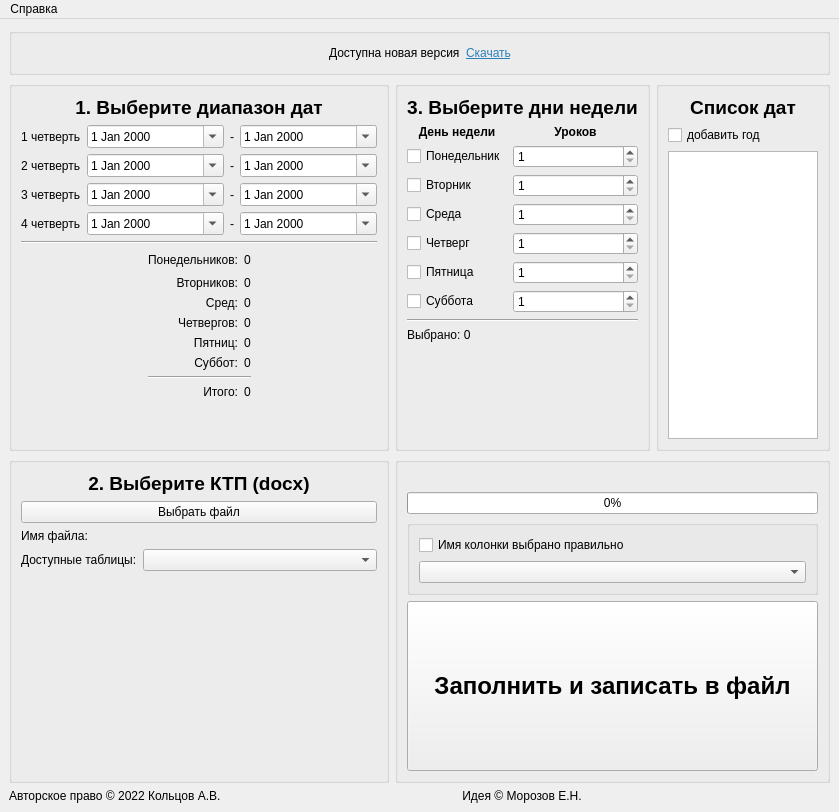
Qt form main.ui (RingOV/auto-fill-KTP) before a commit.
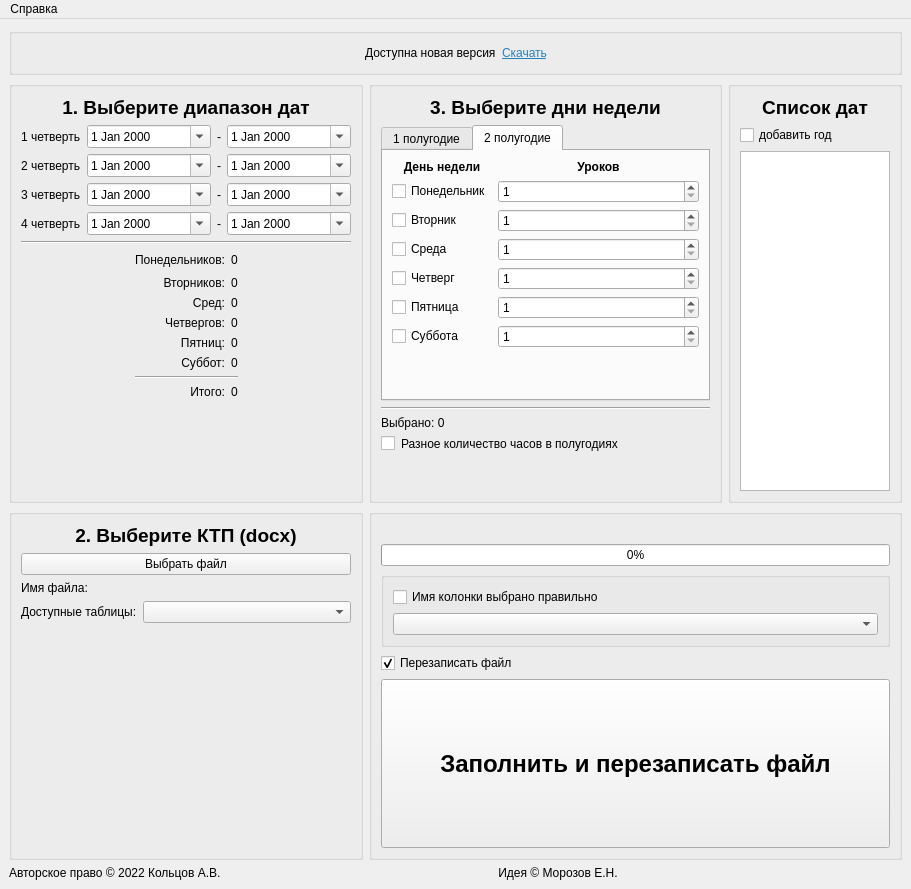
The same form after that commit. The open tabs and pages were chosen to show the change.

The edit to the form file:
```diff
--- a/main.ui
+++ b/main.ui
@@ -6,8 +6,8 @@
    <rect>
     <x>0</x>
     <y>0</y>
-    <width>839</width>
-    <height>812</height>
+    <width>911</width>
+    <height>889</height>
    </rect>
   </property>
   <property name="sizePolicy">
@@ -678,6 +678,22 @@
         </widget>
        </item>
        <item>
+        <widget class="QTabWidget" name="tabWidget">
+         <property name="enabled">
+          <bool>true</bool>
+         </property>
+         <property name="currentIndex">
+          <number>0</number>
+         </property>
+         <property name="tabBarAutoHide">
+          <bool>true</bool>
+         </property>
+         <widget class="QWidget" name="tab">
+          <attribute name="title">
+           <string>1 полугодие</string>
+          </attribute>
+          <layout class="QVBoxLayout" name="verticalLayout_7">
+           <item>
         <layout class="QGridLayout" name="gridLayout_3">
          <item row="4" column="0">
           <widget class="QCheckBox" name="checkBoxWeek3">
@@ -822,6 +838,193 @@
         </layout>
        </item>
        <item>
+            <spacer name="verticalSpacer_4">
+             <property name="orientation">
+              <enum>Qt::Vertical</enum>
+             </property>
+             <property name="sizeType">
+              <enum>QSizePolicy::Expanding</enum>
+             </property>
+             <property name="sizeHint" stdset="0">
+              <size>
+               <width>20</width>
+               <height>40</height>
+              </size>
+             </property>
+            </spacer>
+           </item>
+          </layout>
+         </widget>
+         <widget class="QWidget" name="tab_2">
+          <property name="enabled">
+           <bool>true</bool>
+          </property>
+          <attribute name="title">
+           <string>2 полугодие</string>
+          </attribute>
+          <layout class="QVBoxLayout" name="verticalLayout_8">
+           <item>
+            <layout class="QGridLayout" name="gridLayout_6">
+             <item row="4" column="0">
+              <widget class="QCheckBox" name="checkBoxWeek3_2">
+               <property name="text">
+                <string>Четверг</string>
+               </property>
+              </widget>
+             </item>
+             <item row="4" column="1">
+              <widget class="QSpinBox" name="spinBoxWeek3_2">
+               <property name="minimum">
+                <number>1</number>
+               </property>
+               <property name="maximum">
+                <number>2</number>
+               </property>
+              </widget>
+             </item>
+             <item row="3" column="0">
+              <widget class="QCheckBox" name="checkBoxWeek2_2">
+               <property name="text">
+                <string>Среда</string>
+               </property>
+              </widget>
+             </item>
+             <item row="5" column="1">
+              <widget class="QSpinBox" name="spinBoxWeek4_2">
+               <property name="minimum">
+                <number>1</number>
+               </property>
+               <property name="maximum">
+                <number>2</number>
+               </property>
+              </widget>
+             </item>
+             <item row="2" column="0">
+              <widget class="QCheckBox" name="checkBoxWeek1_2">
+               <property name="text">
+                <string>Вторник</string>
+               </property>
+              </widget>
+             </item>
+             <item row="3" column="1">
+              <widget class="QSpinBox" name="spinBoxWeek2_2">
+               <property name="minimum">
+                <number>1</number>
+               </property>
+               <property name="maximum">
+                <number>2</number>
+               </property>
+              </widget>
+             </item>
+             <item row="6" column="1">
+              <widget class="QSpinBox" name="spinBoxWeek5_2">
+               <property name="minimum">
+                <number>1</number>
+               </property>
+               <property name="maximum">
+                <number>2</number>
+               </property>
+              </widget>
+             </item>
+             <item row="2" column="1">
+              <widget class="QSpinBox" name="spinBoxWeek1_2">
+               <property name="minimum">
+                <number>1</number>
+               </property>
+               <property name="maximum">
+                <number>2</number>
+               </property>
+              </widget>
+             </item>
+             <item row="5" column="0">
+              <widget class="QCheckBox" name="checkBoxWeek4_2">
+               <property name="text">
+                <string>Пятница</string>
+               </property>
+              </widget>
+             </item>
+             <item row="0" column="1">
+              <widget class="QLabel" name="label_16">
+               <property name="font">
+                <font>
+                 <weight>75</weight>
+                 <bold>true</bold>
+                </font>
+               </property>
+               <property name="text">
+                <string>Уроков</string>
+               </property>
+               <property name="alignment">
+                <set>Qt::AlignCenter</set>
+               </property>
+              </widget>
+             </item>
+             <item row="0" column="0">
+              <widget class="QLabel" name="label_17">
+               <property name="font">
+                <font>
+                 <weight>75</weight>
+                 <bold>true</bold>
+                </font>
+               </property>
+               <property name="text">
+                <string>День недели</string>
+               </property>
+               <property name="alignment">
+                <set>Qt::AlignCenter</set>
+               </property>
+              </widget>
+             </item>
+             <item row="6" column="0">
+              <widget class="QCheckBox" name="checkBoxWeek5_2">
+               <property name="text">
+                <string>Суббота</string>
+               </property>
+              </widget>
+             </item>
+             <item row="1" column="1">
+              <widget class="QSpinBox" name="spinBoxWeek0_2">
+               <property name="minimum">
+                <number>1</number>
+               </property>
+               <property name="maximum">
+                <number>2</number>
+               </property>
+              </widget>
+             </item>
+             <item row="1" column="0">
+              <widget class="QCheckBox" name="checkBoxWeek0_2">
+               <property name="sizePolicy">
+                <sizepolicy hsizetype="Maximum" vsizetype="Fixed">
+                 <horstretch>0</horstretch>
+                 <verstretch>0</verstretch>
+                </sizepolicy>
+               </property>
+               <property name="text">
+                <string>Понедельник</string>
+               </property>
+              </widget>
+             </item>
+            </layout>
+           </item>
+           <item>
+            <spacer name="verticalSpacer_5">
+             <property name="orientation">
+              <enum>Qt::Vertical</enum>
+             </property>
+             <property name="sizeHint" stdset="0">
+              <size>
+               <width>20</width>
+               <height>40</height>
+              </size>
+             </property>
+            </spacer>
+           </item>
+          </layout>
+         </widget>
+        </widget>
+       </item>
+       <item>
         <widget class="Line" name="line_5">
          <property name="orientation">
           <enum>Qt::Horizontal</enum>
@@ -835,6 +1038,33 @@
          </property>
         </widget>
        </item>
+       <item>
+        <layout class="QHBoxLayout" name="horizontalLayout_4">
+         <item>
+          <widget class="QCheckBox" name="checkBoxDiffHours">
+           <property name="sizePolicy">
+            <sizepolicy hsizetype="Fixed" vsizetype="Fixed">
+             <horstretch>0</horstretch>
+             <verstretch>0</verstretch>
+            </sizepolicy>
+           </property>
+           <property name="text">
+            <string/>
+           </property>
+          </widget>
+         </item>
+         <item>
+          <widget class="QLabel" name="labelDiffHours">
+           <property name="text">
+            <string>Разное количество часов в полугодиях</string>
+           </property>
+           <property name="wordWrap">
+            <bool>true</bool>
+           </property>
+          </widget>
+         </item>
+        </layout>
+       </item>
        <item>
         <spacer name="verticalSpacer_2">
          <property name="orientation">
@@ -1035,6 +1265,16 @@
          </layout>
         </widget>
        </item>
+       <item>
+        <widget class="QCheckBox" name="checkBoxRewrite">
+         <property name="text">
+          <string>Перезаписать файл</string>
+         </property>
+         <property name="checked">
+          <bool>true</bool>
+         </property>
+        </widget>
+       </item>
        <item>
         <widget class="QPushButton" name="pushButtonFill">
          <property name="enabled">
@@ -1060,7 +1300,7 @@
           <string notr="true"/>
          </property>
          <property name="text">
-          <string>Заполнить и записать в файл</string>
+          <string>Заполнить и перезаписать файл</string>
          </property>
         </widget>
        </item>
@@ -1132,7 +1372,7 @@
     <rect>
      <x>0</x>
      <y>0</y>
-     <width>839</width>
+     <width>911</width>
      <height>33</height>
     </rect>
    </property>
```
Lines whose indentation alone changed are shown as unchanged.
